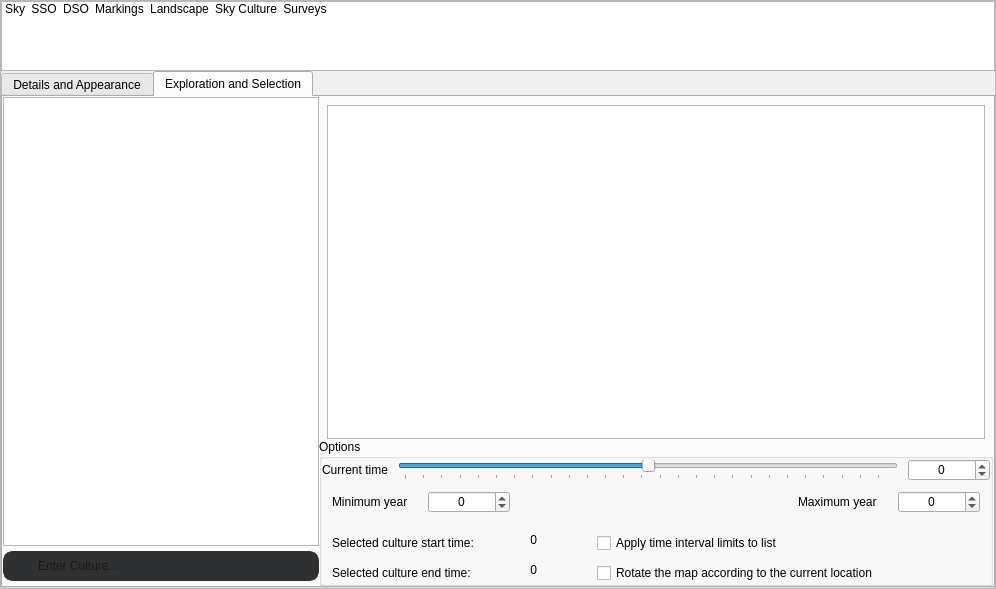
Old version of the form src/gui/viewDialog.ui in the repository Stellarium/stellarium.
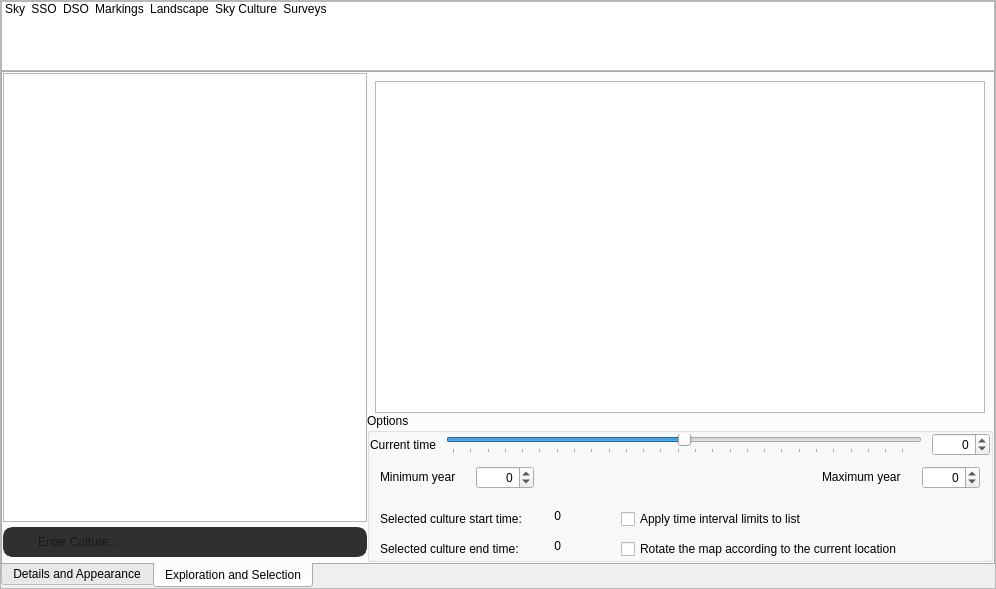
New version of the form. The open tabs and pages were chosen to show the change. Icons and pictures are not drawn. Custom widgets are drawn as their Qt base class.

```diff
--- a/src/gui/viewDialog.ui
+++ b/src/gui/viewDialog.ui
@@ -5123,6 +5123,9 @@
           </property>
           <item row="0" column="0">
            <widget class="QTabWidget" name="skyCultureTabWidget">
+            <property name="tabPosition">
+             <enum>QTabWidget::South</enum>
+            </property>
             <property name="currentIndex">
              <number>0</number>
             </property>
@@ -6266,7 +6269,7 @@
                    <item row="0" column="2">
                     <widget class="QSpinBox" name="skyCultureCurrentTimeSpinBox">
                      <property name="alignment">
-                      <set>Qt::AlignCenter</set>
+                      <set>Qt::AlignRight|Qt::AlignTrailing|Qt::AlignVCenter</set>
                      </property>
                      <property name="minimum">
                       <number>-2000</number>
@@ -6274,14 +6277,6 @@
                      <property name="maximum">
                       <number>2000</number>
                      </property>
-                     <property name="styleSheet">
-                      <string notr="true">
-                        QSpinBox
-                        {
-                        width: 60px;
-                        }
-                      </string>
-                     </property>
                     </widget>
                    </item>
                   </layout>
@@ -6322,7 +6317,7 @@
                    <item row="0" column="1">
                     <widget class="QSpinBox" name="skyCultureMinTimeSpinBox">
                      <property name="alignment">
-                      <set>Qt::AlignCenter</set>
+                      <set>Qt::AlignRight|Qt::AlignTrailing|Qt::AlignVCenter</set>
                      </property>
                      <property name="minimum">
                       <number>-2000</number>
@@ -6330,14 +6325,6 @@
                      <property name="maximum">
                       <number>2000</number>
                      </property>
-                     <property name="styleSheet">
-                      <string notr="true">
-                        QSpinBox
-                        {
-                        width: 60px;
-                        }
-                      </string>
-                     </property>
                     </widget>
                    </item>
                    <item row="0" column="3" rowspan="4">
@@ -6372,7 +6359,7 @@
                    <item row="0" column="7">
                     <widget class="QSpinBox" name="skyCultureMaxTimeSpinBox">
                      <property name="alignment">
-                      <set>Qt::AlignCenter</set>
+                      <set>Qt::AlignRight|Qt::AlignTrailing|Qt::AlignVCenter</set>
                      </property>
                      <property name="minimum">
                       <number>-2000</number>
@@ -6380,14 +6367,6 @@
                      <property name="maximum">
                       <number>2000</number>
                      </property>
-                     <property name="styleSheet">
-                      <string notr="true">
-                        QSpinBox
-                        {
-                        width: 60px;
-                        }
-                      </string>
-                     </property>
                     </widget>
                    </item>
                    <item row="2" column="4" colspan="3">
@@ -6501,6 +6480,7 @@
                   </property>
                   <property name="minimumSize">
                    <size>
+                    <width>0</width>
                     <height>30</height>
                    </size>
                   </property>
```
Left out of the diff: 59 changed lines with no effect on the pictures. Lines whose indentation alone changed are shown as unchanged.
